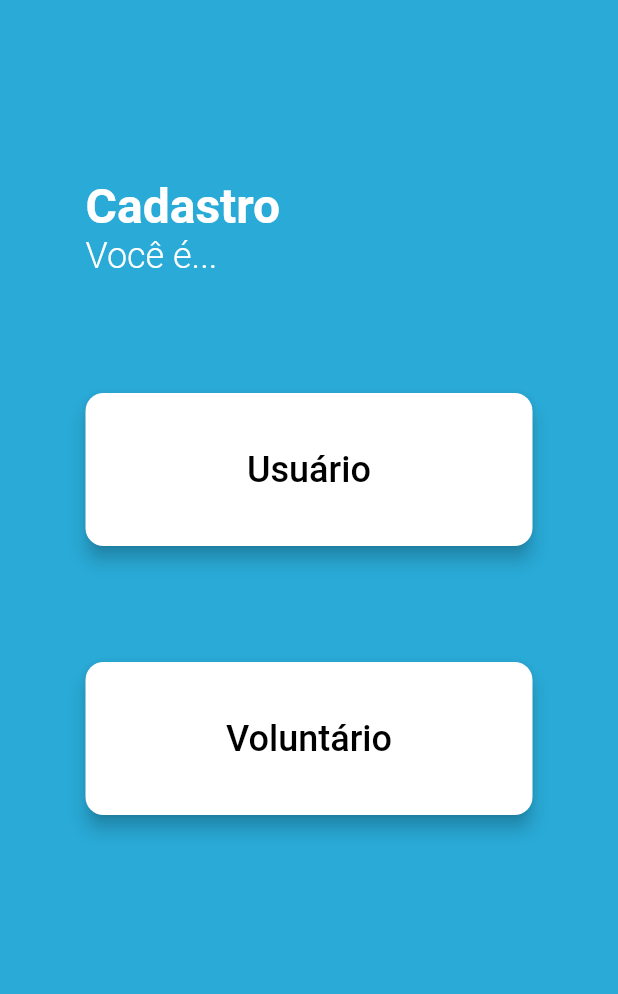
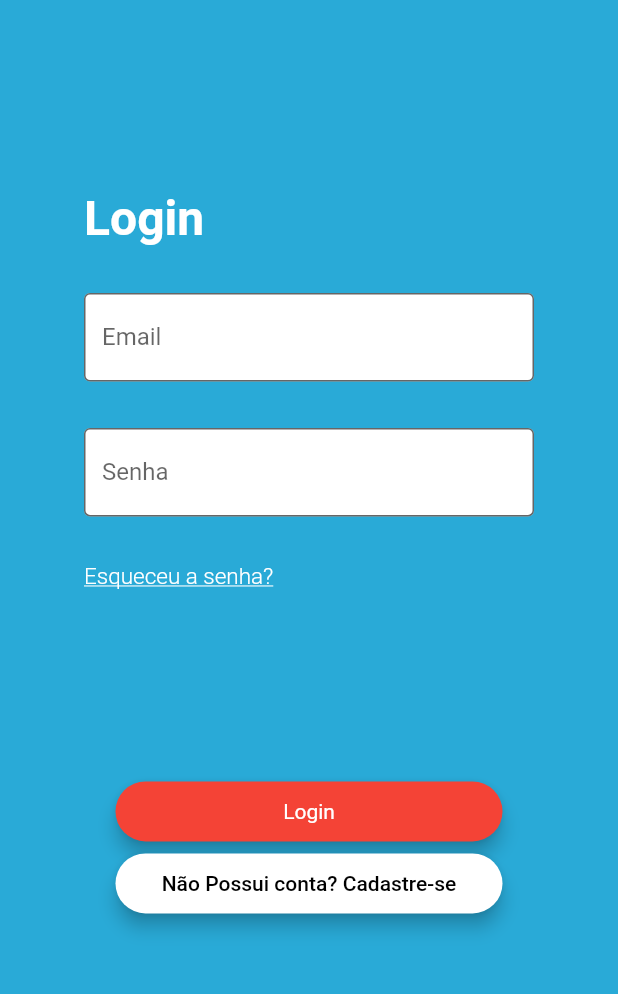
Before and after one commit to JVitorBroked/Telas_MobiUfal, a Flutter app: the screen it shows after launch, on a phone screen of 412 x 824 dp, the part 131-1125 px from its top. Run offline on Flutter 3.47's test engine with Material 2 defaults, Android fonts, the phone set to English and light mode, and no system bars.

Commit message:
add loginScren

```diff
--- a/lib/main.dart
+++ b/lib/main.dart
@@ -57,7 +57,8 @@ class HomePage extends StatelessWidget {
                 style: TextStyle(fontWeight: FontWeight.bold)),
             const Spacer(flex: 4),
           ])),
-      body: TelaCadastro(),
+      body:
+          TelaInicial(), //moficar aq para testar outras telas com appbar fixo igual
     );
   }
 }
@@ -118,3 +119,102 @@ class TelaCadastro extends StatelessWidget {
     ));
   }
 }
+
+class TelaInicial extends StatelessWidget {
+  const TelaInicial({Key? key}) : super(key: key);
+
+  @override
+  Widget build(BuildContext context) {
+    const inputEmail = TextField(
+      obscureText: false,
+      decoration: InputDecoration(
+        border: OutlineInputBorder(),
+        filled: true,
+        fillColor: Colors.white,
+        labelText: 'Email',
+      ),
+    );
+
+    const inputSenha = TextField(
+      obscureText: true,
+      decoration: InputDecoration(
+        border: OutlineInputBorder(),
+        filled: true,
+        fillColor: Colors.white,
+        labelText: 'Senha',
+      ),
+    );
+
+    return Center(
+        child: Container(
+      width: 300,
+      child: Column(
+        mainAxisAlignment: MainAxisAlignment.start,
+        crossAxisAlignment: CrossAxisAlignment.start,
+        children: [
+          Spacer(
+            flex: 4,
+          ),
+          const Text(
+            "Login",
+            style: TextStyle(
+                color: Colors.white, fontSize: 32, fontWeight: FontWeight.bold),
+          ),
+          Spacer(),
+          inputEmail,
+          Spacer(),
+          inputSenha,
+          Spacer(),
+          const Text(
+            "Esqueceu a senha?",
+            style: TextStyle(
+                color: Colors.white,
+                fontSize: 15,
+                fontWeight: FontWeight.w300,
+                decoration: TextDecoration.underline),
+          ),
+          Spacer(flex: 4),
+          Center(
+            child: TextButton(
+              style: TextButton.styleFrom(
+                  backgroundColor: Colors.red,
+                  elevation: 5,
+                  minimumSize: Size(258, 40),
+                  shape: const RoundedRectangleBorder(
+                    borderRadius: BorderRadius.all(Radius.circular(100.0)),
+                  )),
+              onPressed: null,
+              child: const Text(
+                'Login',
+                style: TextStyle(
+                    color: Colors.white,
+                    fontSize: 14,
+                    fontWeight: FontWeight.normal),
+              ),
+            ),
+          ),
+          Center(
+            child: TextButton(
+              style: TextButton.styleFrom(
+                  backgroundColor: Colors.white,
+                  elevation: 5,
+                  minimumSize: Size(258, 40),
+                  shape: const RoundedRectangleBorder(
+                    borderRadius: BorderRadius.all(Radius.circular(100.0)),
+                  )),
+              onPressed: null,
+              child: const Text(
+                'Não Possui conta? Cadastre-se',
+                style: TextStyle(
+                    color: Colors.black,
+                    fontSize: 14,
+                    fontWeight: FontWeight.w500),
+              ),
+            ),
+          ),
+          Spacer(flex: 4),
+        ],
+      ),
+    ));
+  }
+}
```
